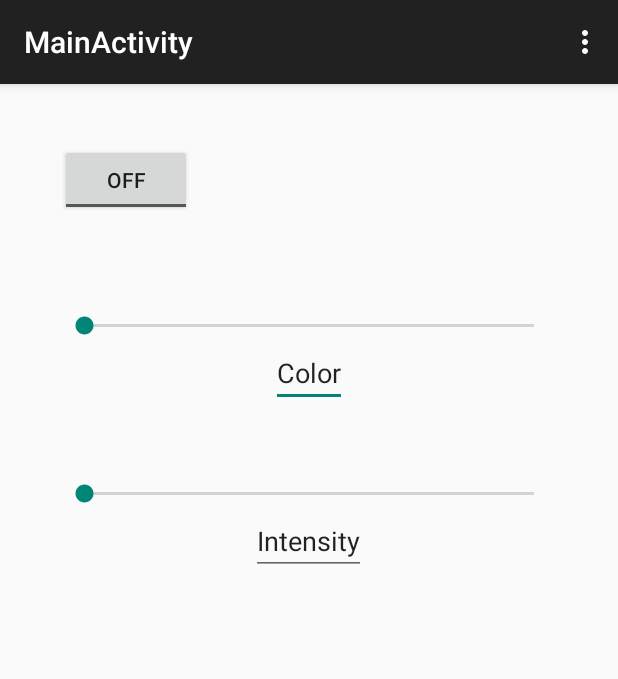
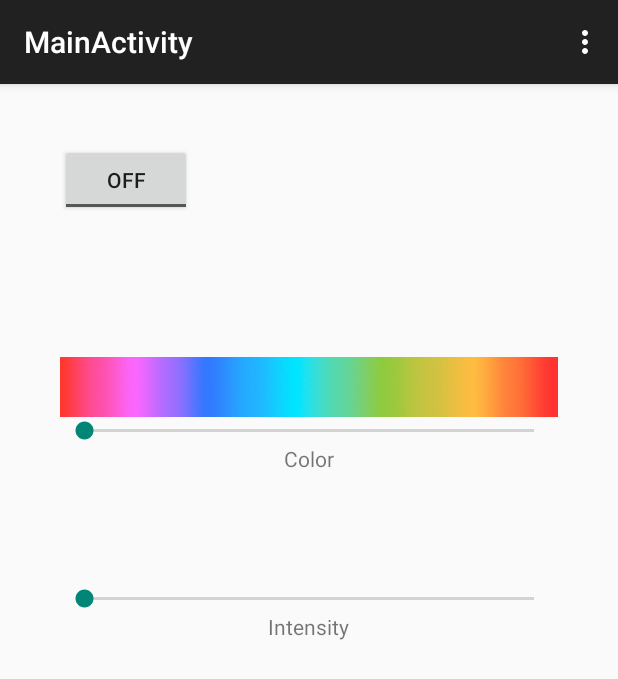
Before and after one commit to swstack/bean-led-strip, an Android app: the screen it shows after launch (MainActivity), on a phone screen of 412 x 824 dp. Shown: the top 679 px of the screen. Run offline under Robolectric (Android 15) with nearby library versions, the phone set to English and light mode, and no system bars.

Commit message:
android-gui: hook up color and power buttons and add color gradiant img

```diff
--- a/android/app/src/main/java/com/bean/swstack/beanledstrip/MainActivity.java
+++ b/android/app/src/main/java/com/bean/swstack/beanledstrip/MainActivity.java
@@ -2,15 +2,54 @@ package com.bean.swstack.beanledstrip;
 
 import android.support.v7.app.AppCompatActivity;
 import android.os.Bundle;
+import android.util.Log;
 import android.view.Menu;
 import android.view.MenuItem;
+import android.view.View;
+import android.widget.CompoundButton;
+import android.widget.SeekBar;
+import android.widget.ToggleButton;
 
 public class MainActivity extends AppCompatActivity {
+    public static final String TAG = "MainActivity";
+
+    private ToggleButton powerButton;
+    private SeekBar intensitySeekBar;
+
+
+    private CompoundButton.OnCheckedChangeListener powerChangeListener = new CompoundButton.OnCheckedChangeListener() {
+        @Override
+        public void onCheckedChanged(CompoundButton buttonView, boolean isChecked) {
+            Log.d(TAG, "Power button changed to " + isChecked);
+        }
+    };
+    private SeekBar.OnSeekBarChangeListener intensityChangeListener = new SeekBar.OnSeekBarChangeListener() {
+        @Override
+        public void onProgressChanged(SeekBar seekBar, int progress, boolean fromUser) {
+            Log.d(TAG, "Seek bar changed to " + progress);
+        }
+
+        @Override
+        public void onStartTrackingTouch(SeekBar seekBar) {
+
+        }
+
+        @Override
+        public void onStopTrackingTouch(SeekBar seekBar) {
+
+        }
+    };
 
     @Override
     protected void onCreate(Bundle savedInstanceState) {
         super.onCreate(savedInstanceState);
         setContentView(R.layout.activity_main);
+
+        powerButton = (ToggleButton) findViewById(R.id.powerButton);
+        intensitySeekBar = (SeekBar) findViewById(R.id.intensitySeekBar);
+
+        powerButton.setOnCheckedChangeListener(powerChangeListener);
+        intensitySeekBar.setOnSeekBarChangeListener(intensityChangeListener);
     }
 
     @Override
--- a/android/app/src/main/res/layout/activity_main.xml
+++ b/android/app/src/main/res/layout/activity_main.xml
@@ -11,7 +11,7 @@
         android:layout_width="wrap_content"
         android:layout_height="wrap_content"
         android:text="New ToggleButton"
-        android:id="@+id/toggleButton"
+        android:id="@+id/powerButton"
         android:checked="false"
         android:layout_alignParentTop="true"
         android:layout_alignParentLeft="true"
@@ -21,11 +21,9 @@
         android:layout_width="wrap_content"
         android:layout_height="wrap_content"
         android:id="@+id/colorSeekBar"
-        android:layout_marginTop="64dp"
-        android:layout_below="@+id/toggleButton"
-        android:layout_alignLeft="@+id/toggleButton"
-        android:layout_alignStart="@+id/toggleButton"
-        android:layout_alignParentRight="true"
+        android:layout_below="@+id/imageView"
+        android:layout_alignParentLeft="true"
+        android:layout_alignParentStart="true"
         android:layout_alignParentEnd="true" />
 
     <SeekBar
@@ -39,20 +37,31 @@
         android:layout_alignParentRight="true"
         android:layout_alignParentEnd="true" />
 
-    <EditText
+    <ImageView
+        android:layout_width="wrap_content"
+        android:layout_height="40dp"
+        android:id="@+id/imageView"
+        android:layout_below="@+id/powerButton"
+        android:layout_alignParentLeft="true"
+        android:layout_alignParentStart="true"
+        android:src="@drawable/rainbow"
+        android:scaleType="fitXY"
+        android:layout_marginTop="94dp" />
+
+    <TextView
         android:layout_width="wrap_content"
         android:layout_height="wrap_content"
-        android:id="@+id/labelColorSeekBar"
+        android:text="Color"
+        android:id="@+id/textView"
         android:layout_below="@+id/colorSeekBar"
-        android:layout_centerHorizontal="true"
-        android:text="Color" />
+        android:layout_centerHorizontal="true" />
 
-    <EditText
+    <TextView
         android:layout_width="wrap_content"
         android:layout_height="wrap_content"
-        android:id="@+id/labelIntensitySeekBar"
+        android:text="Intensity"
+        android:id="@+id/textView2"
         android:layout_below="@+id/intensitySeekBar"
-        android:layout_centerHorizontal="true"
-        android:text="Intensity" />
+        android:layout_centerHorizontal="true" />
 
 </RelativeLayout>
```
Also changed, not shown: android/app/src/main/res/drawable/rainbow.jpg (added).
